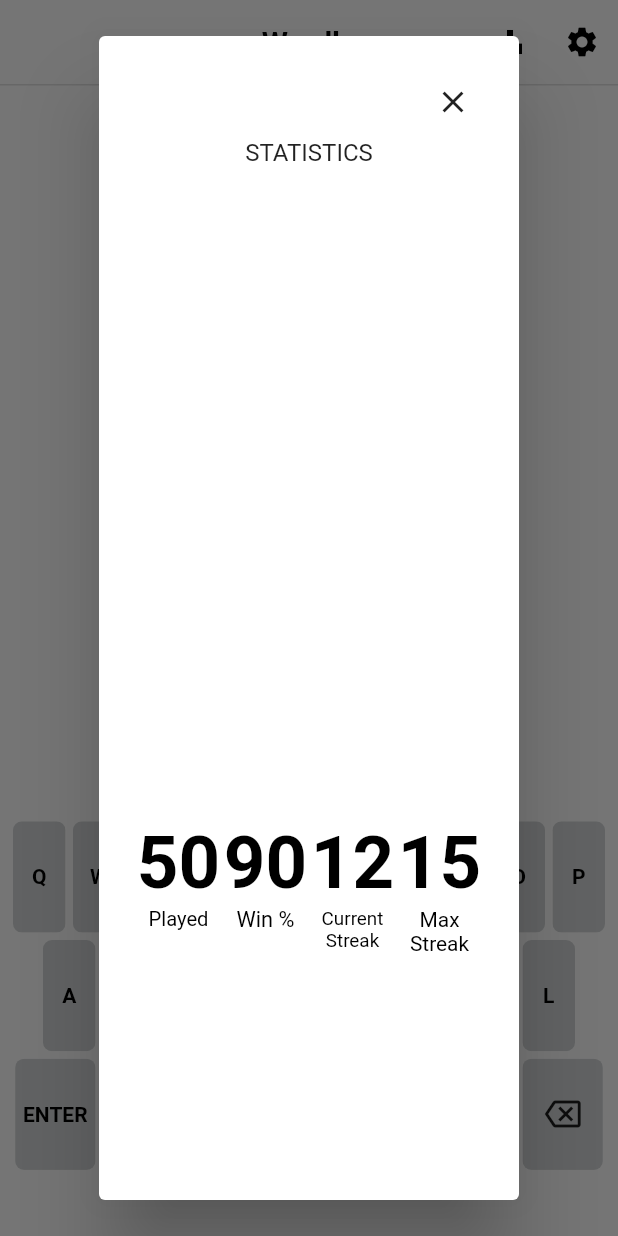
After one commit to Ridley7/Trainings, a Flutter app: the screen it shows after launch, after a tap on the "bar chart" icon, on a phone screen of 412 x 824 dp. The commit adds this screen. Run offline on Flutter 3.47's test engine with Material 2 defaults, Android fonts, the phone set to English and light mode, and no system bars; our stand-ins replace bloc, equatable, flutter_bloc, flutter_map, flutter_secure_storage, flutter_svg and 5 more; accounts and stored records are empty.

Commit message:
wordle - cap 21

```diff
--- /dev/null
+++ b/wordle/lib/animations/bounce.dart
@@ -0,0 +1,62 @@
+import 'package:flutter/material.dart';
+
+class Bounce extends StatefulWidget {
+  const Bounce({
+    required this.child,
+    required this.animate,
+    Key? key}) : super(key: key);
+
+  final Widget child;
+  final bool animate;
+
+  @override
+  _BounceState createState() => _BounceState();
+}
+
+class _BounceState extends State<Bounce> with SingleTickerProviderStateMixin{
+
+  late AnimationController _animationController;
+  late Animation<double> _animation;
+
+  @override
+  void initState() {
+    // TODO: implement initState
+    _animationController = AnimationController(
+        duration: const Duration(milliseconds: 200),
+        vsync: this);
+
+    _animation = TweenSequence<double>(
+        [
+          TweenSequenceItem(tween: Tween(begin: 1.0, end: 1.3), weight: 1.0),
+          TweenSequenceItem(tween: Tween(begin: 1.3, end: 1.0), weight: 1.0)
+        ]
+    ).animate(CurvedAnimation(parent: _animationController, curve: Curves.bounceInOut));
+
+    super.initState();
+  }
+
+  @override
+  void dispose() {
+    // TODO: implement dispose
+    _animationController.dispose();
+    super.dispose();
+  }
+
+  @override
+  void didUpdateWidget(covariant Bounce oldWidget) {
+    // TODO: implement didUpdateWidget
+    if(widget.animate){
+      _animationController.reset();
+      _animationController.forward();
+    }
+    super.didUpdateWidget(oldWidget);
+  }
+
+  @override
+  Widget build(BuildContext context) {
+    return ScaleTransition(
+        scale: _animation,
+      child: widget.child,
+    );
+  }
+}
--- /dev/null
+++ b/wordle/lib/animations/dance.dart
@@ -0,0 +1,63 @@
+import 'package:flutter/material.dart';
+
+class Dance extends StatefulWidget {
+  const Dance({
+    required this.child,
+    required this.animate,
+    required this.delay,
+    Key? key}) : super(key: key);
+
+  final Widget child;
+  final bool animate;
+  final int delay;
+
+  @override
+  _DanceState createState() => _DanceState();
+}
+
+class _DanceState extends State<Dance> with SingleTickerProviderStateMixin{
+
+  late AnimationController _animationController;
+  late Animation<Offset> _animation;
+
+  @override
+  void initState() {
+    _animationController = AnimationController(vsync: this, duration: const Duration(milliseconds: 1000));
+
+    _animation = TweenSequence<Offset>(
+      [
+        TweenSequenceItem(tween: Tween(begin: const Offset(0, 0), end: const Offset(0, -0.80) ), weight: 15),
+        TweenSequenceItem(tween: Tween(begin: const Offset(0, -0.80), end: const Offset(0, 0)), weight: 10),
+        TweenSequenceItem(tween: Tween(begin: const Offset(0, 0), end: const Offset(0, -0.30) ), weight: 12),
+        TweenSequenceItem(tween: Tween(begin: const Offset(0, -0.30), end: const Offset(0, 0)), weight: 8),
+      ]
+    ).animate(
+      CurvedAnimation(parent: _animationController, curve: Curves.easeInOutSine));
+
+    super.initState();
+  }
+
+  @override
+  void dispose() {
+    _animationController.dispose();
+    super.dispose();
+  }
+
+  @override
+  void didUpdateWidget(covariant Dance oldWidget) {
+    // TODO: implement didUpdateWidget
+    if(widget.animate){
+      Future.delayed(Duration(milliseconds: widget.delay), (){
+        if(mounted){
+          _animationController.forward();
+        }
+      });
+    }
+    super.didUpdateWidget(oldWidget);
+  }
+
+  @override
+  Widget build(BuildContext context) {
+    return SlideTransition(position: _animation, child: widget.child,);
+  }
+}
--- a/wordle/lib/pages/home_app.dart
+++ b/wordle/lib/pages/home_app.dart
@@ -10,6 +10,7 @@ import 'package:wordle/providers/controller.dart';
 import 'package:wordle/providers/theme_provider.dart';
 import 'package:wordle/widgets/grid.dart';
 import 'package:wordle/widgets/keyboard_row.dart';
+import 'package:wordle/widgets/stats_box.dart';
 
 class HomeApp extends StatefulWidget {
   @override
@@ -47,6 +48,9 @@ class _HomeAppState extends State<HomeApp> {
         elevation: 0,
         actions: [
           IconButton(onPressed: (){
+            showDialog(context: context, builder: (_) => StatsBox());
+          }, icon: Icon(Icons.bar_chart_outlined)),
+          IconButton(onPressed: (){
             Navigator.of(context).push(
               MaterialPageRoute(builder: (context) => const Settings())
             );
--- a/wordle/lib/providers/controller.dart
+++ b/wordle/lib/providers/controller.dart
@@ -6,6 +6,8 @@ import 'package:wordle/models/TileModel.dart';
 
 class Controller extends ChangeNotifier{
   bool checkline = false;
+  bool isBackOrEnter = false;
+  bool gameWon = false;
   String correctWord = "";
   int currentTile = 0;
   int currentRow = 0;
@@ -20,11 +22,13 @@ class Controller extends ChangeNotifier{
     //Comprobacion de la palabra
     if(value == 'ENTER'){
       if(currentTile == 5 * (currentRow + 1)){
+        isBackOrEnter = true;
         checkWord();
       }
       //Pulasamos la tecla borrar
     }else if(value == 'BACK'){
       if(currentTile > 5 * (currentRow + 1) - 5){
+        isBackOrEnter = true;
         currentTile--;
         tilesEntered.removeLast();
       }
@@ -33,6 +37,7 @@ class Controller extends ChangeNotifier{
     else{
       if(currentTile < 5 * (currentRow + 1)){
         tilesEntered.add(TileModel(letter: value, answerStage: AnswerStage.notAnswered));
+        isBackOrEnter = false;
         currentTile++;
       }
     }
@@ -58,9 +63,11 @@ class Controller extends ChangeNotifier{
 
       for(int i = currentRow * 5; i < (currentRow * 5) + 5; i++){
         tilesEntered[i].answerStage = AnswerStage.correct;
-        keysMap.update(tilesEntered[i].letter, (value) => AnswerStage.correct);
+        keysMap.update(tilesEntered[i].letter, (value) =>
+        AnswerStage.correct
+        );
+        gameWon = true;
       }
-
     }else{
       //Si la palabra no es correcta, miramos cuales de las letras de la palabra
       //introducida estan correctamente en su lugar
@@ -98,15 +105,17 @@ class Controller extends ChangeNotifier{
         if(tilesEntered[i].answerStage == AnswerStage.notAnswered){
           tilesEntered[i].answerStage = AnswerStage.incorrect;
 
-          final results = keysMap.entries.where((element) => element.key == tilesEntered[i].letter);
+          final results = keysMap.entries.
+          where((element) => element.key == tilesEntered[i].letter);
           if(results.single.value == AnswerStage.notAnswered){
-            keysMap.update(tilesEntered[i].letter, (value) => AnswerStage.incorrect);
+            keysMap.update(
+                tilesEntered[i].letter, (value) => AnswerStage.incorrect);
           }
         }
       }
-      currentRow++;
     }
 
+    currentRow++;
     checkline = true;
     notifyListeners();
 
--- a/wordle/lib/widgets/grid.dart
+++ b/wordle/lib/widgets/grid.dart
@@ -1,4 +1,8 @@
 import 'package:flutter/material.dart';
+import 'package:provider/provider.dart';
+import 'package:wordle/animations/bounce.dart';
+import 'package:wordle/animations/dance.dart';
+import 'package:wordle/providers/controller.dart';
 import 'package:wordle/widgets/tile.dart';
 
 class Grid extends StatelessWidget {
@@ -9,16 +13,44 @@ class Grid extends StatelessWidget {
   @override
   Widget build(BuildContext context) {
     return GridView.builder(
-        physics: NeverScrollableScrollPhysics(),
-        padding: EdgeInsets.fromLTRB(36, 20, 36, 20),
+        physics: const NeverScrollableScrollPhysics(),
+        padding: const EdgeInsets.fromLTRB(36, 20, 36, 20),
         itemCount: 30,
-        gridDelegate: SliverGridDelegateWithFixedCrossAxisCount(
+        gridDelegate: const SliverGridDelegateWithFixedCrossAxisCount(
           mainAxisSpacing: 4,
           crossAxisSpacing: 4,
           crossAxisCount: 5,
         ),
         itemBuilder: (context, index){
-          return Tile(index: index,);
+          return Consumer<Controller>(
+            builder: (_, notifier, __){
+              bool animate = false;
+              bool animateDance = false;
+              int danceDelay = 1600;
+              if(index == (notifier.currentTile - 1) && !notifier.isBackOrEnter){
+                animate = true;
+              }
+
+              if(notifier.gameWon){
+
+                for(int i = notifier.tilesEntered.length - 5; i < notifier.tilesEntered.length; i++){
+                  if(index == i){
+                    animateDance = true;
+                    danceDelay += 150 * (i - ((notifier.currentRow - 1) * 5));
+                  }
+                }
+              }
+
+              return Dance(
+                delay: danceDelay,
+                animate: animateDance,
+                child: Bounce(
+                  animate: animate,
+                  child: Tile(index: index,)
+                ),
+              );
+            },
+          );
         }
     );
   }
--- /dev/null
+++ b/wordle/lib/widgets/stats_box.dart
@@ -0,0 +1,34 @@
+import 'package:flutter/material.dart';
+import 'package:wordle/widgets/stats_tile.dart';
+
+class StatsBox extends StatelessWidget {
+  const StatsBox({Key? key}) : super(key: key);
+
+  @override
+  Widget build(BuildContext context) {
+    return AlertDialog(
+      content: Column(
+        crossAxisAlignment: CrossAxisAlignment.stretch,
+        children: [
+          IconButton(
+            alignment: Alignment.centerRight,
+              onPressed: (){},
+              icon: Icon(Icons.clear)
+          ),
+
+          Expanded(child: Text('STATISTICS', textAlign: TextAlign.center,)),
+          Expanded(
+            child: Row(
+              children: const [
+                StatsTile(heading: "Played", value: 50,),
+                StatsTile(heading: "Win %", value: 90,),
+                StatsTile(heading: "Current\nStreak", value: 12,),
+                StatsTile(heading: "Max\nStreak", value: 15,),
+              ],
+            ),
+          )
+        ],
+      ),
+    );
+  }
+}
--- /dev/null
+++ b/wordle/lib/widgets/stats_tile.dart
@@ -0,0 +1,50 @@
+import 'package:flutter/material.dart';
+
+class StatsTile extends StatelessWidget {
+  const StatsTile({
+    required this.value,
+    required this.heading,
+    Key? key,
+  }) : super(key: key);
+
+  final String heading;
+  final int value;
+
+  @override
+  Widget build(BuildContext context) {
+    return Expanded(
+      child: Column(
+        children: [
+          Expanded(
+            child: FittedBox(
+              alignment: const Alignment(0, 1),
+              child: Padding(
+                padding: const EdgeInsets.all(1),
+                child: Text(
+                  value.toString(),
+                  style: Theme.of(context).textTheme.bodyText2?.copyWith(
+                        fontSize: 40,
+                      ),
+                  textAlign: TextAlign.center,
+                ),
+              ),
+            ),
+          ),
+          Expanded(
+            child: FittedBox(
+              alignment: Alignment(0, -1),
+              child: Padding(
+                  padding: const EdgeInsets.fromLTRB(8, 0, 8, 8),
+                  child: Text(
+                    heading,
+                    style: Theme.of(context).textTheme.bodyText2?.copyWith(
+                        fontWeight: FontWeight.normal, fontSize: 12),
+                    textAlign: TextAlign.center,
+                  )),
+            ),
+          )
+        ],
+      ),
+    );
+  }
+}
```
Also changed, not shown: 2 other files.
